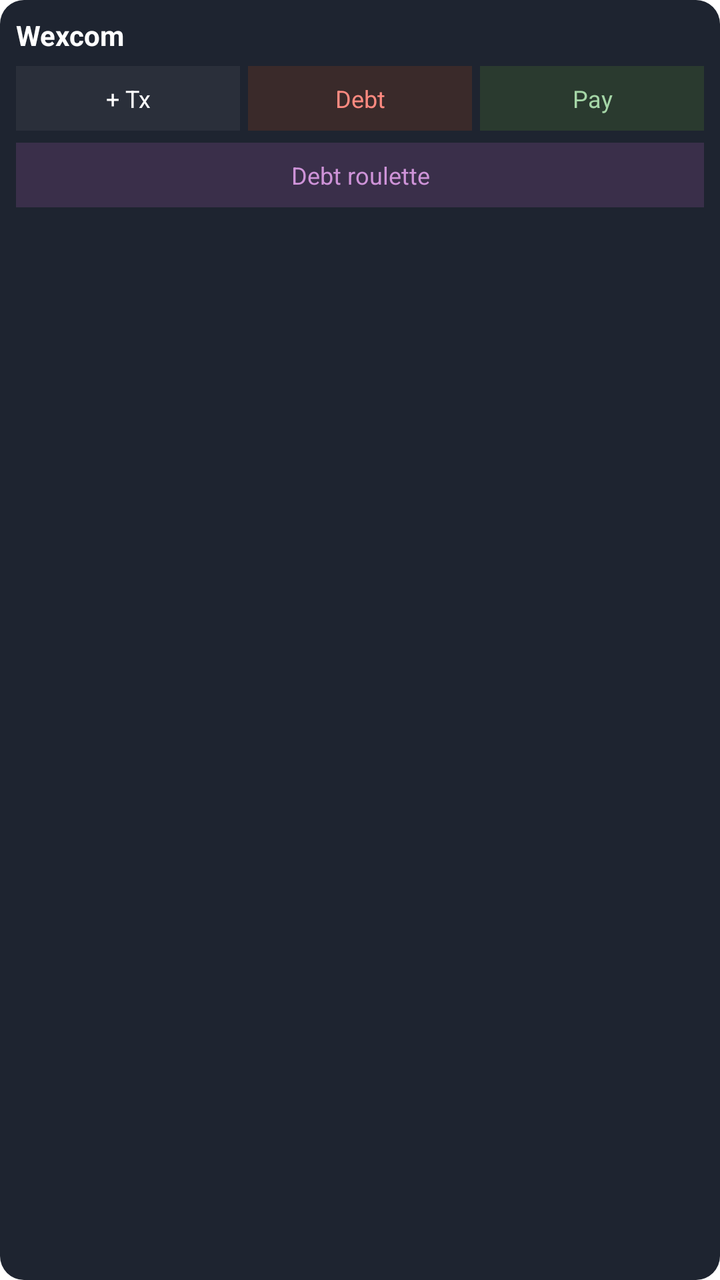
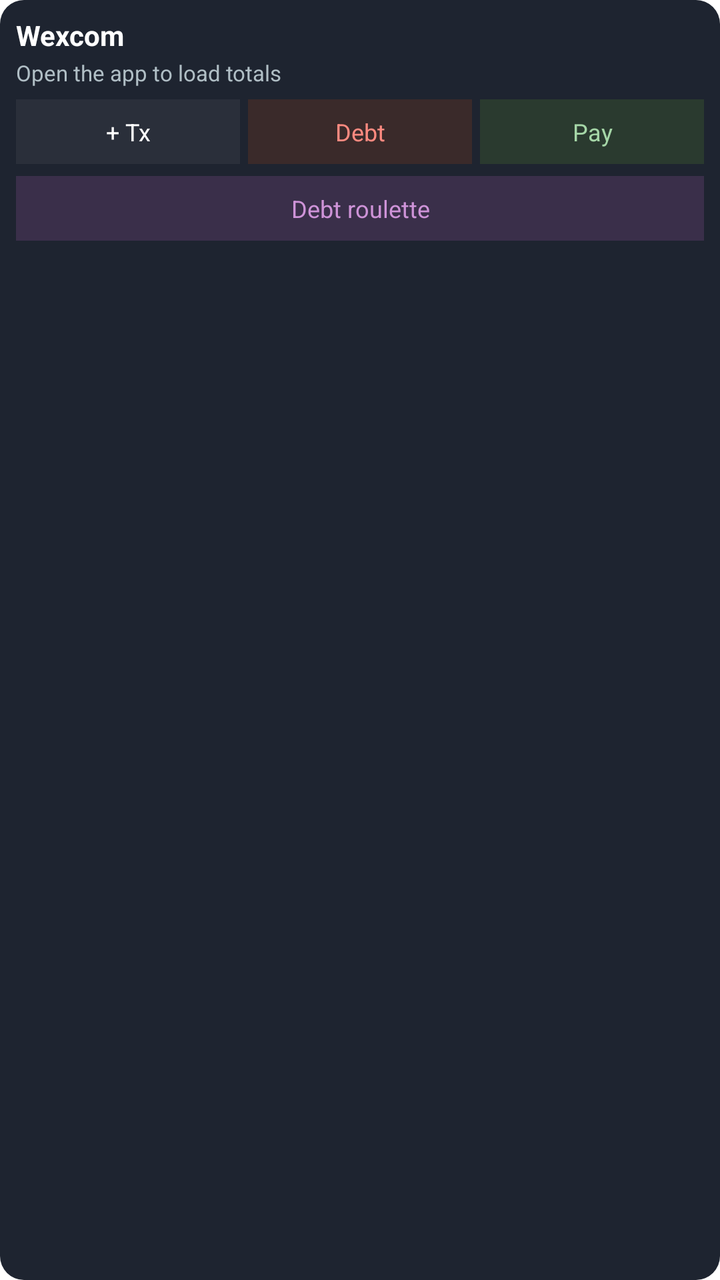

Two renders of the same Android screen: before a commit and after it. Below are the layout's source before the change and the commit's diff.
<!-- AndroidManifest.xml: fallback theme Theme.MaterialComponents.DayNight.NoActionBar -->
<!-- res/layout/wexcom_quick_widget.xml -->
<?xml version="1.0" encoding="utf-8"?>
<LinearLayout xmlns:android="http://schemas.android.com/apk/res/android"
    android:layout_width="match_parent"
    android:layout_height="match_parent"
    android:background="@drawable/widget_background"
    android:orientation="vertical"
    android:padding="8dp">

    <TextView
        android:layout_width="match_parent"
        android:layout_height="wrap_content"
        android:text="Wexcom"
        android:textColor="#FFFFFF"
        android:textSize="14sp"
        android:textStyle="bold" />

    <LinearLayout
        android:layout_width="match_parent"
        android:layout_height="wrap_content"
        android:layout_marginTop="6dp"
        android:orientation="horizontal">

        <TextView
            android:id="@+id/btn_new_tx"
            android:layout_width="0dp"
            android:layout_height="wrap_content"
            android:layout_marginEnd="4dp"
            android:layout_weight="1"
            android:background="#2A2F3A"
            android:gravity="center"
            android:padding="8dp"
            android:text="+ Tx"
            android:textColor="#FFFFFF"
            android:textSize="12sp" />

        <TextView
            android:id="@+id/btn_debt"
            android:layout_width="0dp"
            android:layout_height="wrap_content"
            android:layout_marginEnd="4dp"
            android:layout_weight="1"
            android:background="#3A2A2A"
            android:gravity="center"
            android:padding="8dp"
            android:text="Debt"
            android:textColor="#FF8A80"
            android:textSize="12sp" />

        <TextView
            android:id="@+id/btn_payment"
            android:layout_width="0dp"
            android:layout_height="wrap_content"
            android:layout_weight="1"
            android:background="#2A3A2F"
            android:gravity="center"
            android:padding="8dp"
            android:text="Pay"
            android:textColor="#A5D6A7"
            android:textSize="12sp" />
    </LinearLayout>

    <TextView
        android:id="@+id/btn_roulette"
        android:layout_width="match_parent"
        android:layout_height="wrap_content"
        android:layout_marginTop="6dp"
        android:background="#3A2F4A"
        android:gravity="center"
        android:padding="8dp"
        android:text="Debt roulette"
        android:textColor="#CE93D8"
        android:textSize="12sp" />
</LinearLayout>
<!-- resources referenced by this layout -->
<resources>
  <!-- drawable widget_background (drawable) -->
  <?xml version="1.0" encoding="utf-8"?>
  <shape xmlns:android="http://schemas.android.com/apk/res/android">
      <solid android:color="#1E2430" />
      <corners android:radius="12dp" />
  </shape>
</resources>

<!-- the commit's change to res/layout/wexcom_quick_widget.xml (unified diff, before → after) -->
@@ -13,6 +13,16 @@
         android:textColor="#FFFFFF"
         android:textSize="14sp"
         android:textStyle="bold" />
+
+    <TextView
+        android:id="@+id/summary_label"
+        android:layout_width="match_parent"
+        android:layout_height="wrap_content"
+        android:layout_marginTop="2dp"
+        android:maxLines="2"
+        android:text="Open the app to load totals"
+        android:textColor="#B0BEC5"
+        android:textSize="11sp" />
 
     <LinearLayout
         android:layout_width="match_parent"
